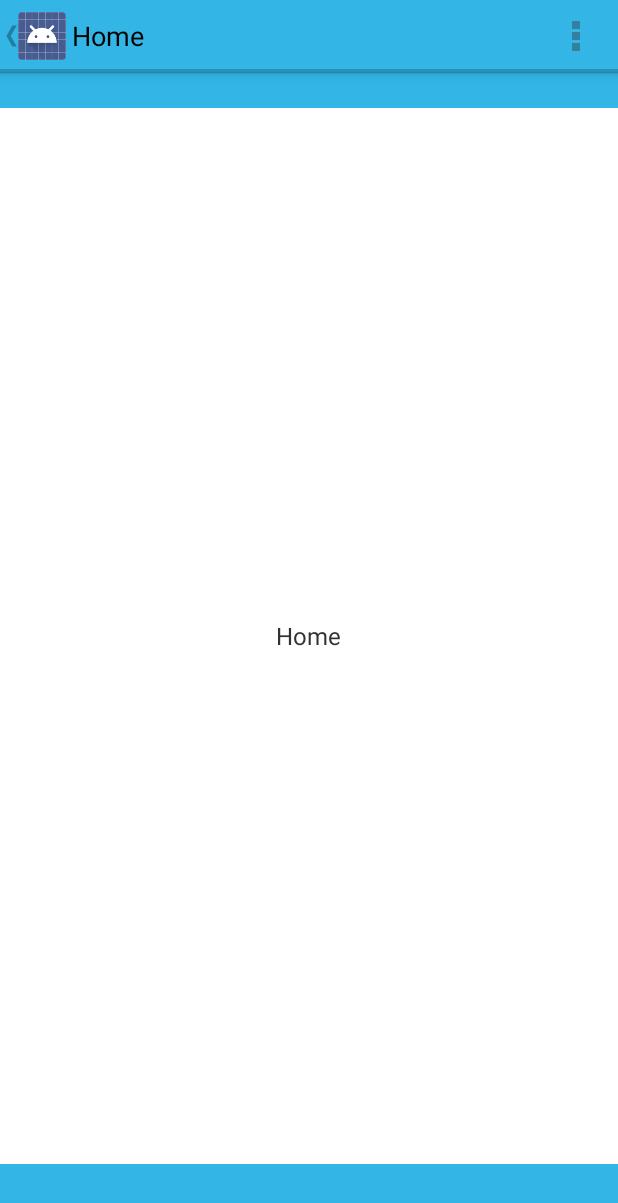
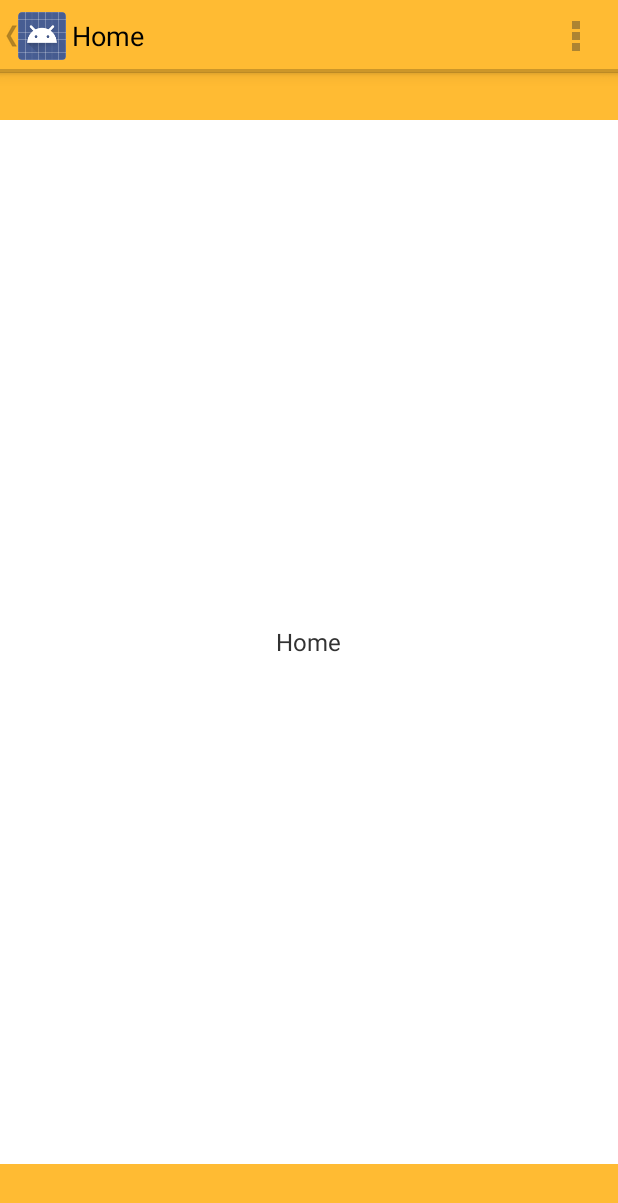
Before and after one commit to mikepenz/MaterialDrawer, an Android app: the screen it shows after launch (MainActivity), on a phone screen of 412 x 824 dp. Shown: the top 1203 px of the screen. Run offline under Robolectric (Android 15) with nearby library versions, the light colour scheme and no system bars; libraries missing offline, so code that uses them is left out: com.joanzapata.android; 7 statements that could not run were skipped.

Commit message:
- Feature -- now all colors can be set via a simple cfg change --  get a complete different look and feel by changing the colors in the Cfg file. -- you can also switch to an transparent navigationbar if you like by simply changing the booleans in the CustomApplicaiton
- Remove unnecessary files
- Cleanup

```diff
--- a/HoloKitKatDrawer/src/main/AndroidManifest.xml
+++ b/HoloKitKatDrawer/src/main/AndroidManifest.xml
@@ -4,6 +4,7 @@
     xmlns:android="http://schemas.android.com/apk/res/android">
 
     <application
+        android:name="com.tundem.holokitkatdrawer.CustomApplication"
         android:allowBackup="true"
         android:icon="@drawable/ic_launcher"
         android:label="@string/app_name"
--- /dev/null
+++ b/HoloKitKatDrawer/src/main/java/com/tundem/holokitkatdrawer/CustomApplication.java
@@ -0,0 +1,16 @@
+package com.tundem.holokitkatdrawer;
+
+
+import android.app.Application;
+
+import com.tundem.holokitkatdrawer.util.Cfg;
+import com.tundem.holokitkatdrawer.util.UIUtils;
+
+public class CustomApplication extends Application {
+    @Override
+    public void onCreate() {
+        super.onCreate();
+
+        UIUtils.init(getApplicationContext(), Cfg.accentColor, Cfg.accentSecondaryColor, true, true, true, true);
+    }
+}
--- a/HoloKitKatDrawer/src/main/java/com/tundem/holokitkatdrawer/MainActivity.java
+++ b/HoloKitKatDrawer/src/main/java/com/tundem/holokitkatdrawer/MainActivity.java
@@ -27,6 +27,7 @@ public class MainActivity extends Activity {
     private ListView mDrawerList;
     private ActionBarDrawerToggle mDrawerToggle;
 
+
     // nav drawer title
     private CharSequence mDrawerTitle;
 
@@ -44,6 +45,9 @@ public class MainActivity extends Activity {
         super.onCreate(savedInstanceState);
         setContentView(R.layout.activity_main);
 
+        //init the activity and make it beautiful :D
+        UIUtils.getInstance().initActivity(this);
+
         mTitle = mDrawerTitle = getTitle();
 
         // load slide menu items
@@ -53,7 +57,7 @@ public class MainActivity extends Activity {
         mDrawerList = (ListView) findViewById(R.id.list_slidermenu);
 
         //init ui margins to make our activity beautiful!
-        mDrawerLayout.setLayoutParams(UIUtils.handleTranslucentDecorMargins(this, getResources().getConfiguration().orientation, ((FrameLayout.LayoutParams) mDrawerLayout.getLayoutParams())));
+        mDrawerLayout.setLayoutParams(UIUtils.getInstance().handleTranslucentDecorMargins(getResources().getConfiguration().orientation, ((FrameLayout.LayoutParams) mDrawerLayout.getLayoutParams())));
 
 
         navDrawerItems = new ArrayList<NavDrawerItem>();
@@ -76,8 +80,7 @@ public class MainActivity extends Activity {
         mDrawerList.setOnItemClickListener(new SlideMenuClickListener());
 
         // setting the nav drawer list adapter
-        adapter = new NavDrawerListAdapter(getApplicationContext(),
-                navDrawerItems);
+        adapter = new NavDrawerListAdapter(this, navDrawerItems);
         mDrawerList.setAdapter(adapter);
 
         // enabling action bar app icon and behaving it as toggle button
@@ -212,12 +215,11 @@ public class MainActivity extends Activity {
     public void onConfigurationChanged(Configuration newConfig) {
         super.onConfigurationChanged(newConfig);
 
-        mDrawerLayout.setLayoutParams(UIUtils.handleTranslucentDecorMargins(this, newConfig.orientation, ((FrameLayout.LayoutParams) mDrawerLayout.getLayoutParams())));
+        mDrawerLayout.setLayoutParams(UIUtils.getInstance().handleTranslucentDecorMargins(newConfig.orientation, ((FrameLayout.LayoutParams) mDrawerLayout.getLayoutParams())));
 
         // Pass any configuration change to the drawer toggls
         mDrawerToggle.onConfigurationChanged(newConfig);
     }
-
 
     /**
      * Slide menu item click listener
@@ -231,5 +233,4 @@ public class MainActivity extends Activity {
             displayView(position);
         }
     }
-
 }
--- a/HoloKitKatDrawer/src/main/java/com/tundem/holokitkatdrawer/adapter/NavDrawerListAdapter.java
+++ b/HoloKitKatDrawer/src/main/java/com/tundem/holokitkatdrawer/adapter/NavDrawerListAdapter.java
@@ -1,7 +1,6 @@
 package com.tundem.holokitkatdrawer.adapter;
 
 import android.app.Activity;
-import android.content.Context;
 import android.view.LayoutInflater;
 import android.view.View;
 import android.view.ViewGroup;
@@ -10,18 +9,20 @@ import android.widget.ImageView;
 import android.widget.TextView;
 
 import com.joanzapata.android.iconify.IconDrawable;
+import com.tundem.holokitkatdrawer.MainActivity;
 import com.tundem.holokitkatdrawer.R;
 import com.tundem.holokitkatdrawer.model.NavDrawerItem;
+import com.tundem.holokitkatdrawer.util.UIUtils;
 
 import java.util.ArrayList;
 
 public class NavDrawerListAdapter extends BaseAdapter {
 
-    private Context c;
+    private MainActivity act;
     private ArrayList<NavDrawerItem> navDrawerItems;
 
-    public NavDrawerListAdapter(Context c, ArrayList<NavDrawerItem> navDrawerItems) {
-        this.c = c;
+    public NavDrawerListAdapter(MainActivity act, ArrayList<NavDrawerItem> navDrawerItems) {
+        this.act = act;
         this.navDrawerItems = navDrawerItems;
     }
 
@@ -43,12 +44,13 @@ public class NavDrawerListAdapter extends BaseAdapter {
     @Override
     public View getView(int position, View convertView, ViewGroup parent) {
         LayoutInflater mInflater = (LayoutInflater)
-                c.getSystemService(Activity.LAYOUT_INFLATER_SERVICE);
+                act.getSystemService(Activity.LAYOUT_INFLATER_SERVICE);
 
         if (navDrawerItems.get(position).isPrimary()) {
             convertView = mInflater.inflate(R.layout.drawer_list_item_primary, null);
+            convertView.setBackground(UIUtils.getInstance().getDrawerListItem());
 
-            int color = c.getResources().getColor(R.color.list_item_title);
+            int color = act.getResources().getColor(R.color.list_item_title);
 
             TextView txtTitle = (TextView) convertView.findViewById(R.id.title);
             txtTitle.setText(navDrawerItems.get(position).getTitle());
@@ -56,14 +58,15 @@ public class NavDrawerListAdapter extends BaseAdapter {
 
             ImageView imgIcon = (ImageView) convertView.findViewById(R.id.icon);
             if (navDrawerItems.get(position).getIcon() != null) {
-                imgIcon.setImageDrawable(new IconDrawable(c, navDrawerItems.get(position).getIcon()).color(color).actionBarSize());
+                imgIcon.setImageDrawable(new IconDrawable(act, navDrawerItems.get(position).getIcon()).color(color).actionBarSize());
             } else {
                 imgIcon.setVisibility(View.GONE);
             }
         } else {
             convertView = mInflater.inflate(R.layout.drawer_list_item_secondary, null);
+            convertView.setBackground(UIUtils.getInstance().getDrawerListSecondaryItem());
 
-            int color = c.getResources().getColor(R.color.list_item_title_secondary);
+            int color = act.getResources().getColor(R.color.list_item_title_secondary);
 
             TextView txtTitle = (TextView) convertView.findViewById(R.id.title);
             txtTitle.setText(navDrawerItems.get(position).getTitle());
@@ -71,7 +74,7 @@ public class NavDrawerListAdapter extends BaseAdapter {
 
             ImageView imgIcon = (ImageView) convertView.findViewById(R.id.icon);
             if (navDrawerItems.get(position).getIcon() != null) {
-                imgIcon.setImageDrawable(new IconDrawable(c, navDrawerItems.get(position).getIcon()).color(color).actionBarSize());
+                imgIcon.setImageDrawable(new IconDrawable(act, navDrawerItems.get(position).getIcon()).color(color).actionBarSize());
             } else {
                 imgIcon.setVisibility(View.GONE);
             }
--- /dev/null
+++ b/HoloKitKatDrawer/src/main/java/com/tundem/holokitkatdrawer/util/Cfg.java
@@ -0,0 +1,12 @@
+package com.tundem.holokitkatdrawer.util;
+
+import com.tundem.holokitkatdrawer.R;
+
+/**
+ * Created by mikepenz on 15.03.14.
+ */
+public class Cfg {
+    //just change these values to get a different ui color!
+    public static int accentColor = R.color.accent_yellow;
+    public static int accentSecondaryColor = R.color.accent_yellow_secondary;
+}
--- a/HoloKitKatDrawer/src/main/java/com/tundem/holokitkatdrawer/util/UIUtils.java
+++ b/HoloKitKatDrawer/src/main/java/com/tundem/holokitkatdrawer/util/UIUtils.java
@@ -1,28 +1,101 @@
 package com.tundem.holokitkatdrawer.util;
 
+import android.app.Activity;
 import android.content.Context;
 import android.content.res.Configuration;
+import android.graphics.drawable.ColorDrawable;
+import android.graphics.drawable.StateListDrawable;
 import android.util.TypedValue;
+import android.view.WindowManager;
 import android.widget.FrameLayout;
+
+import com.tundem.holokitkatdrawer.R;
 
 /**
  * Created by mikepenz on 15.03.14.
  */
 public class UIUtils {
 
-    public static FrameLayout.LayoutParams handleTranslucentDecorMargins(Context c, int orientation, FrameLayout.LayoutParams layoutParams) {
+    private static UIUtils singleton;
+
+    private boolean initDone = false;
+
+    private Context c;
+    private int accentColor;
+    private int accentSecondaryColor;
+    private boolean translucentStatusBar;
+    private boolean marginStatusBar;
+    private boolean translucentNavigationBar;
+    private boolean marginNavigationBar;
+
+    private UIUtils() {
+    }
+
+    public static UIUtils getInstance() {
+        if (singleton == null) {
+            singleton = new UIUtils();
+        }
+        return singleton;
+    }
+
+    public static UIUtils init(Context c, int accentColor, int accentSecondaryColor, boolean translucentStatusBar, boolean marginStatusBar, boolean translucentNavigationBar, boolean marginNavigationBar) {
+        getInstance().c = c;
+        getInstance().accentColor = c.getResources().getColor(accentColor);
+        getInstance().accentSecondaryColor = c.getResources().getColor(accentSecondaryColor);
+        getInstance().translucentStatusBar = translucentStatusBar;
+        getInstance().marginStatusBar = marginStatusBar;
+        getInstance().translucentNavigationBar = translucentNavigationBar;
+        getInstance().marginNavigationBar = marginNavigationBar;
+
+        getInstance().initDone = true;
+
+        return getInstance();
+    }
+
+    public static UIUtils update(int accentColor, int accentSecondaryColor, boolean translucentStatusBar, boolean marginStatusBar, boolean translucentNavigationBar, boolean marginNavigationBar) {
+        return init(getInstance().c, accentColor, accentSecondaryColor, translucentStatusBar, marginStatusBar, translucentNavigationBar, marginNavigationBar);
+    }
+
+    public void initActivity(Activity act) {
+        //set background color
+        act.getWindow().getDecorView().setBackgroundColor(accentColor);
+
+        if (translucentStatusBar) {
+            //set translucent statusBar
+            act.getWindow().setFlags(WindowManager.LayoutParams.FLAG_TRANSLUCENT_STATUS, WindowManager.LayoutParams.FLAG_TRANSLUCENT_STATUS);
+        }
+
+        if (translucentNavigationBar) {
+            //set translucent navigation
+            act.getWindow().setFlags(WindowManager.LayoutParams.FLAG_TRANSLUCENT_NAVIGATION, WindowManager.LayoutParams.FLAG_TRANSLUCENT_NAVIGATION);
+        }
+    }
+
+    public FrameLayout.LayoutParams handleTranslucentDecorMargins(int orientation, FrameLayout.LayoutParams layoutParams) {
+        int statusBarHeight = 0;
+        int actionBarHeight = 0;
+        if (marginStatusBar) {
+            statusBarHeight = getStatusBarHeight();
+            actionBarHeight = getActionBarHeight();
+        }
+
+        int navigationBarHeight = 0;
+        if (marginNavigationBar) {
+            navigationBarHeight = getNavigationBarHeight();
+        }
+
         if (layoutParams != null) {
             if (orientation == Configuration.ORIENTATION_LANDSCAPE) {
-                layoutParams.setMargins(0, UIUtils.getActionBarHeight(c) + UIUtils.getStatusBarHeight(c), 0, 0);
+                layoutParams.setMargins(0, actionBarHeight + statusBarHeight, 0, 0);
             } else {
-                layoutParams.setMargins(0, UIUtils.getActionBarHeight(c) + UIUtils.getStatusBarHeight(c), 0, UIUtils.getNavigationBarHeight(c));
+                layoutParams.setMargins(0, actionBarHeight + statusBarHeight, 0, navigationBarHeight);
             }
         }
 
         return layoutParams;
     }
 
-    public static int getActionBarHeight(Context c) {
+    public int getActionBarHeight() {
         TypedValue tv = new TypedValue();
         if (c.getTheme().resolveAttribute(android.R.attr.actionBarSize, tv, true)) {
             return TypedValue.complexToDimensionPixelSize(tv.data, c.getResources().getDisplayMetrics());
@@ -30,7 +103,7 @@ public class UIUtils {
         return 0;
     }
 
-    public static int getStatusBarHeight(Context c) {
+    public int getStatusBarHeight() {
         int resourceId = c.getResources().getIdentifier("status_bar_height", "dimen", "android");
         if (resourceId > 0) {
             return c.getResources().getDimensionPixelSize(resourceId);
@@ -38,11 +111,43 @@ public class UIUtils {
         return 0;
     }
 
-    public static int getNavigationBarHeight(Context c) {
+    public int getNavigationBarHeight() {
         int resourceId = c.getResources().getIdentifier("navigation_bar_height", "dimen", "android");
         if (resourceId > 0) {
             return c.getResources().getDimensionPixelSize(resourceId);
         }
         return 0;
     }
+
+    public StateListDrawable getDrawerListItem() {
+        ColorDrawable clrPress = new ColorDrawable();
+        clrPress.setColor(accentSecondaryColor);
+        ColorDrawable clrActive = new ColorDrawable();
+        clrActive.setColor(accentColor);
+        ColorDrawable clrBase = new ColorDrawable();
+        clrBase.setColor(c.getResources().getColor(R.color.list_background_normal));
+
+        StateListDrawable states = new StateListDrawable();
+        states.addState(new int[]{android.R.attr.state_pressed}, clrPress);
+        states.addState(new int[]{android.R.attr.state_activated}, clrActive);
+        states.addState(new int[]{android.R.attr.state_empty}, clrBase);
+
+        return states;
+    }
+
+    public StateListDrawable getDrawerListSecondaryItem() {
+        ColorDrawable clrPress = new ColorDrawable();
+        clrPress.setColor(accentSecondaryColor);
+        ColorDrawable clrActive = new ColorDrawable();
+        clrActive.setColor(c.getResources().getColor(R.color.list_background_secondary_normal));
+        ColorDrawable clrBase = new ColorDrawable();
+        clrBase.setColor(c.getResources().getColor(R.color.list_background_secondary_normal));
+
+        StateListDrawable states = new StateListDrawable();
+        states.addState(new int[]{android.R.attr.state_pressed}, clrPress);
+        states.addState(new int[]{android.R.attr.state_activated}, clrActive);
+        states.addState(new int[]{android.R.attr.state_empty}, clrBase);
+
+        return states;
+    }
 }
--- a/HoloKitKatDrawer/src/main/res/drawable/list_item_bg_activated.xml
+++ /dev/null
@@ -1,7 +0,0 @@
-<shape xmlns:android="http://schemas.android.com/apk/res/android"
-       android:shape="rectangle">
-    <gradient
-        android:angle="90"
-        android:endColor="@color/list_background_activated"
-        android:startColor="@color/list_background_activated"/>
-</shape>
--- a/HoloKitKatDrawer/src/main/res/drawable/list_item_bg_normal.xml
+++ /dev/null
@@ -1,7 +0,0 @@
-<shape xmlns:android="http://schemas.android.com/apk/res/android"
-       android:shape="rectangle">
-    <gradient
-        android:angle="90"
-        android:endColor="@color/list_background_normal"
-        android:startColor="@color/list_background_normal"/>
-</shape>
--- a/HoloKitKatDrawer/src/main/res/drawable/list_item_bg_pressed.xml
+++ /dev/null
@@ -1,7 +0,0 @@
-<shape xmlns:android="http://schemas.android.com/apk/res/android"
-    android:shape="rectangle">
-  <gradient
-      android:startColor="@color/list_background_pressed"
-      android:endColor="@color/list_background_pressed"
-      android:angle="90" />
-</shape>
--- a/HoloKitKatDrawer/src/main/res/drawable/list_selector.xml
+++ /dev/null
@@ -1,8 +0,0 @@
-<?xml version="1.0" encoding="utf-8"?>
-<selector xmlns:android="http://schemas.android.com/apk/res/android">
-
-    <item android:drawable="@drawable/list_item_bg_pressed" android:state_pressed="true"/>
-    <item android:drawable="@drawable/list_item_bg_activated" android:state_activated="true"/>
-
-    <item android:drawable="@drawable/list_item_bg_normal"/>
-</selector>
--- a/HoloKitKatDrawer/src/main/res/layout/activity_main.xml
+++ b/HoloKitKatDrawer/src/main/res/layout/activity_main.xml
@@ -24,7 +24,6 @@
             android:background="@color/list_background"
             android:choiceMode="singleChoice"
             android:divider="@color/list_divider"
-            android:dividerHeight="1px"
-            android:listSelector="@drawable/list_selector"/>
+            android:dividerHeight="1px"/>
     </android.support.v4.widget.DrawerLayout>
 </FrameLayout>
--- a/HoloKitKatDrawer/src/main/res/layout/drawer_list_item_primary.xml
+++ b/HoloKitKatDrawer/src/main/res/layout/drawer_list_item_primary.xml
@@ -1,8 +1,7 @@
 <?xml version="1.0" encoding="utf-8"?>
 <RelativeLayout xmlns:android="http://schemas.android.com/apk/res/android"
                 android:layout_width="match_parent"
-                android:layout_height="60dp"
-                android:background="@drawable/list_selector">
+                android:layout_height="60dp">
 
     <ImageView
         android:id="@+id/icon"
--- a/HoloKitKatDrawer/src/main/res/layout/drawer_list_item_secondary.xml
+++ b/HoloKitKatDrawer/src/main/res/layout/drawer_list_item_secondary.xml
@@ -1,8 +1,7 @@
 <?xml version="1.0" encoding="utf-8"?>
 <RelativeLayout xmlns:android="http://schemas.android.com/apk/res/android"
                 android:layout_width="match_parent"
-                android:layout_height="44dp"
-                android:background="@drawable/list_selector_secondary">
+                android:layout_height="44dp">
 
     <ImageView
         android:id="@+id/icon"
--- a/HoloKitKatDrawer/src/main/res/values/colors.xml
+++ b/HoloKitKatDrawer/src/main/res/values/colors.xml
@@ -1,7 +1,11 @@
 <?xml version="1.0" encoding="utf-8"?>
 <resources>
     <color name="accent_blue">#33B5E5</color>
-    <color name="accent_blue_secondary">#7CC9E6</color>
+    <color name="accent_blue_secondary">#8833B5E5</color>
+    <color name="accent_orange">#FF8800</color>
+    <color name="accent_orange_secondary">#88FF8800</color>
+    <color name="accent_yellow">#FFBB33</color>
+    <color name="accent_yellow_secondary">#88FFBB33</color>
 
     <color name="activity_bg">#ffffff</color>
 
@@ -13,9 +17,6 @@
     <color name="list_background">#F2F2F2</color>
     <!-- primary colors for drawer -->
     <color name="list_background_normal">#FCFCFC</color>
-    <color name="list_background_pressed">@color/accent_blue_secondary</color>
-    <color name="list_background_activated">@color/accent_blue</color>
     <!-- secondary colors for drawer -->
     <color name="list_background_secondary_normal">#F2F2F2</color>
-    <color name="list_background_secondary_pressed">@color/accent_blue_secondary</color>
 </resources>
--- a/HoloKitKatDrawer/src/main/res/values/styles.xml
+++ b/HoloKitKatDrawer/src/main/res/values/styles.xml
@@ -29,10 +29,6 @@
         <item name="android:actionModeBackground">@drawable/cab_background_top_custom</item>
         <item name="android:actionModeSplitBackground">@drawable/cab_background_bottom_custom</item>
         <item name="android:actionModeCloseButtonStyle">@style/ActionButton.CloseMode.Custom</item>
-
-        <item name="android:windowTranslucentNavigation">true</item>
-        <item name="android:windowTranslucentStatus">true</item>
-        <item name="android:windowBackground">@color/accent_blue</item>
     </style>
 
     <style name="ActionBar.Solid.Custom" parent="@android:style/Widget.Holo.Light.ActionBar.Solid">
```
Also changed, not shown: HoloKitKatDrawer/src/main/res/drawable/list_item_secondary_bg_normal.xml (deleted, +0 -7 lines), HoloKitKatDrawer/src/main/res/drawable/list_item_secondary_bg_pressed.xml (deleted, +0 -7 lines), HoloKitKatDrawer/src/main/res/drawable/list_selector_secondary.xml (deleted, +0 -9 lines).
